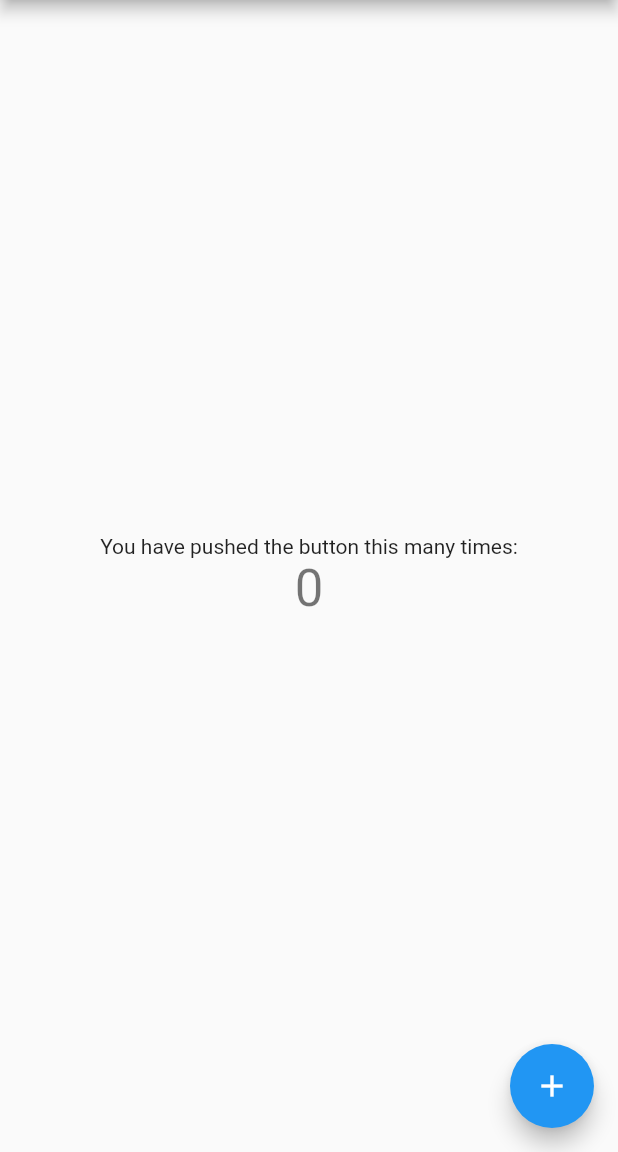
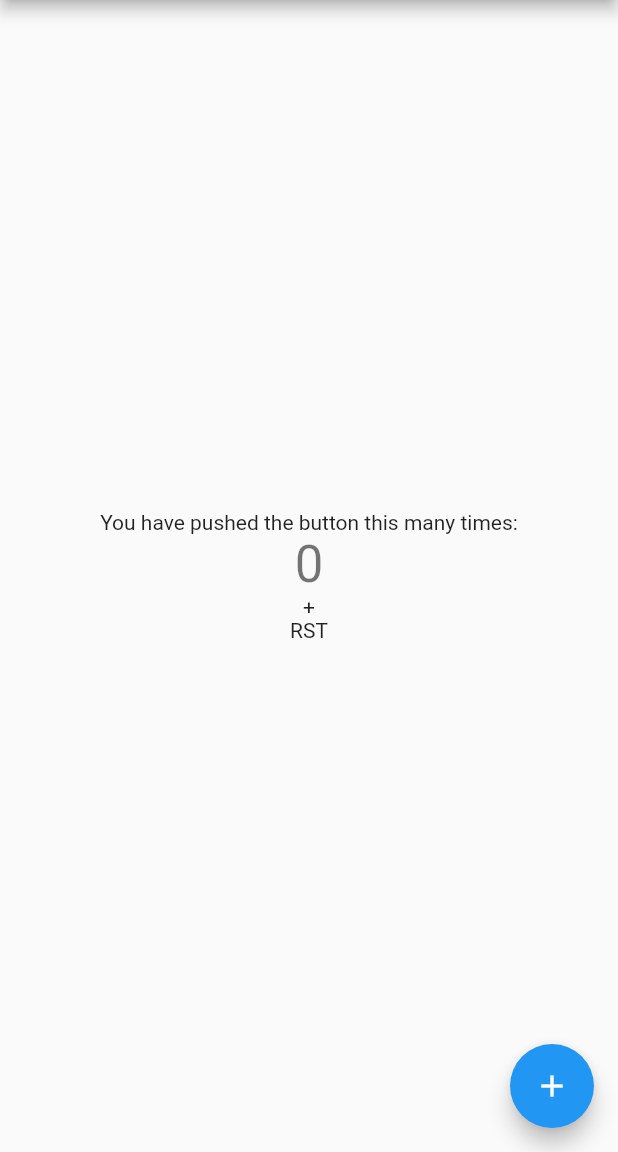
Before and after one commit to sylwestertylec/Flutter_app, a Flutter app: the screen it shows after launch, on a phone screen of 412 x 824 dp, the part 84-1236 px from its top. Run offline on Flutter 3.47's test engine with Material 2 defaults, Android fonts, the phone set to English and light mode, and no system bars.

Commit message:
Add + and RST

```diff
--- a/lib/main.dart
+++ b/lib/main.dart
@@ -55,6 +55,8 @@ class _MyHomePageState extends State<MyHomePage> {
               '$_counter',
               style: Theme.of(context).textTheme.headline4,
             ),
+            Text('+'),
+            Text('RST'),
           ],
         ),
       ),
```
